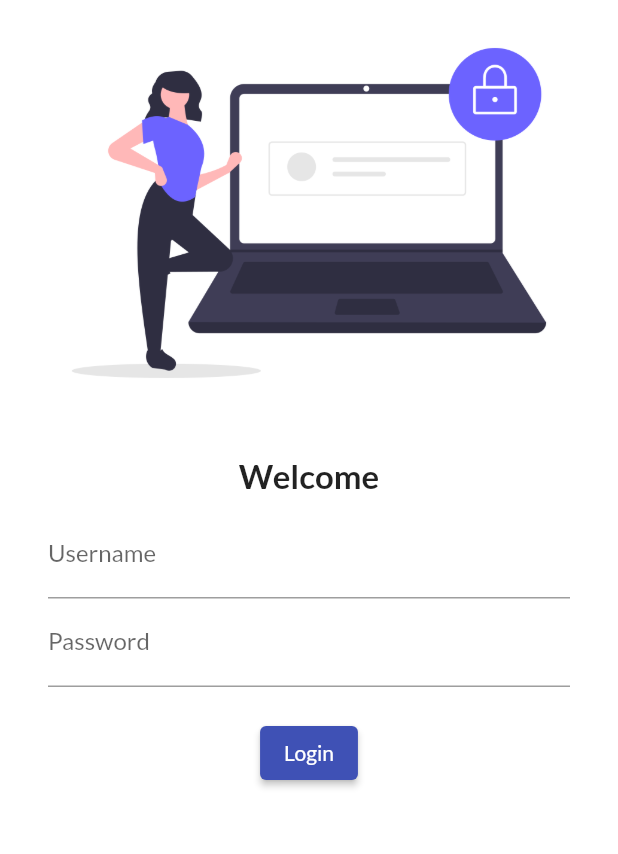
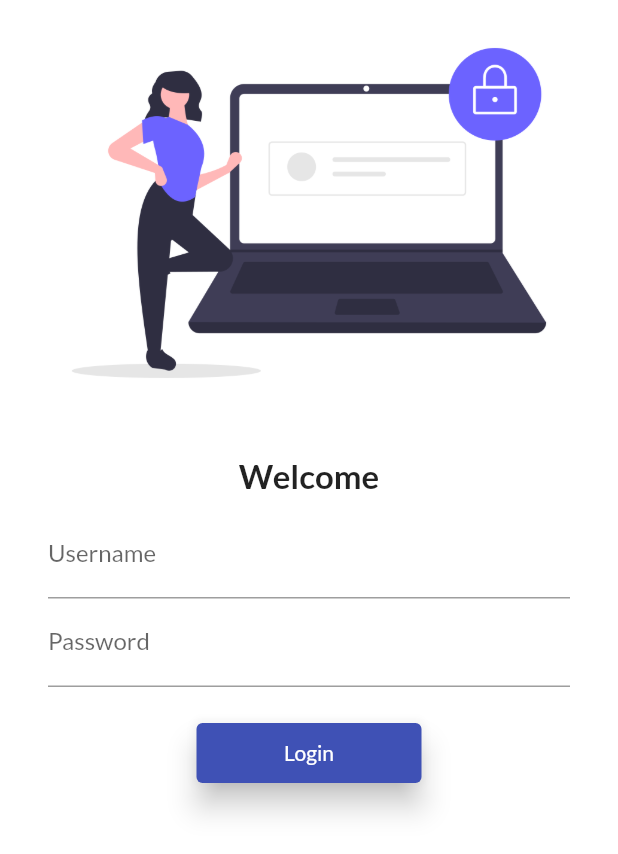
Before and after one commit to Tanmay116/flutter_catalog, a Flutter app: the screen it shows after launch, on a phone screen of 412 x 824 dp. Shown: the top 854 px of the screen. Run offline on Flutter 3.47's test engine with Material 2 defaults, Android fonts, the phone set to English and light mode, and no system bars; our stand-ins replace google_fonts.

Commit message:
day5_completed

```diff
--- a/lib/main.dart
+++ b/lib/main.dart
@@ -1,5 +1,6 @@
 import 'package:flutter/material.dart';
 import 'package:flutter_catalog/pages/login_page.dart';
+import 'package:flutter_catalog/utils/routes.dart';
 import 'package:google_fonts/google_fonts.dart';
 import 'pages/homepage.dart';
 
@@ -23,8 +24,8 @@ class MyApp extends StatelessWidget {
       initialRoute: "/login",
       routes: {
         "/": (context) => HomePage(),
-        "/home": (context) => HomePage(),
-        "/login": (context) => LoginPage()
+        MyRoutes.homeRoute: (context) => HomePage(),
+        MyRoutes.loginRoute: (context) => LoginPage()
       },
     );
   }
--- a/lib/pages/login_page.dart
+++ b/lib/pages/login_page.dart
@@ -1,4 +1,5 @@
 import 'package:flutter/material.dart';
+import 'package:flutter_catalog/utils/routes.dart';
 
 class LoginPage extends StatelessWidget {
   const LoginPage({super.key});
@@ -7,11 +8,12 @@ class LoginPage extends StatelessWidget {
   Widget build(BuildContext context) {
     return Material(
         color: Colors.white,
+        child: SingleChildScrollView(
           child: Column(
             children: [
               Image.asset(
                 "assets/images/login_img.png",
-              fit: BoxFit.cover,
+                fit: BoxFit.contain,
               ),
               SizedBox(
                 height: 20,
@@ -21,7 +23,8 @@ class LoginPage extends StatelessWidget {
                 style: TextStyle(fontSize: 22, fontWeight: FontWeight.bold),
               ),
               Padding(
-              padding: const EdgeInsets.symmetric(horizontal: 32, vertical: 10),
+                padding:
+                    const EdgeInsets.symmetric(horizontal: 32, vertical: 10),
                 child: Column(
                   children: [
                     TextFormField(
@@ -38,15 +41,17 @@ class LoginPage extends StatelessWidget {
                     ),
                     ElevatedButton(
                       onPressed: () {
-                      print("Hey Mate");
+                        Navigator.pushNamed(context, MyRoutes.homeRoute);
                       },
                       child: Text("Login"),
-                    style: TextButton.styleFrom(shadowColor: Colors.black),
+                      style: TextButton.styleFrom(
+                          elevation: 8, minimumSize: Size(150, 40)),
                     )
                   ],
                 ),
               )
             ],
+          ),
         ));
   }
 }
--- /dev/null
+++ b/lib/utils/routes.dart
@@ -0,0 +1,4 @@
+class MyRoutes{
+  static String loginRoute = "/login";
+  static String homeRoute = "/home";
+}
```
Lines whose indentation alone changed are shown as unchanged.
